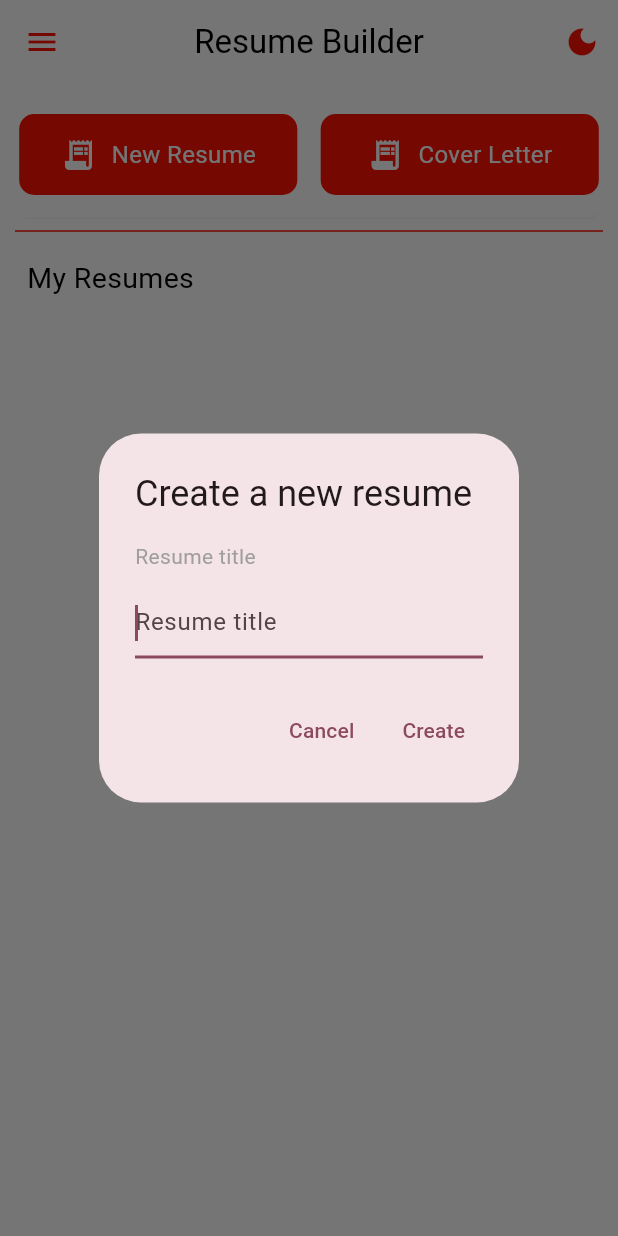
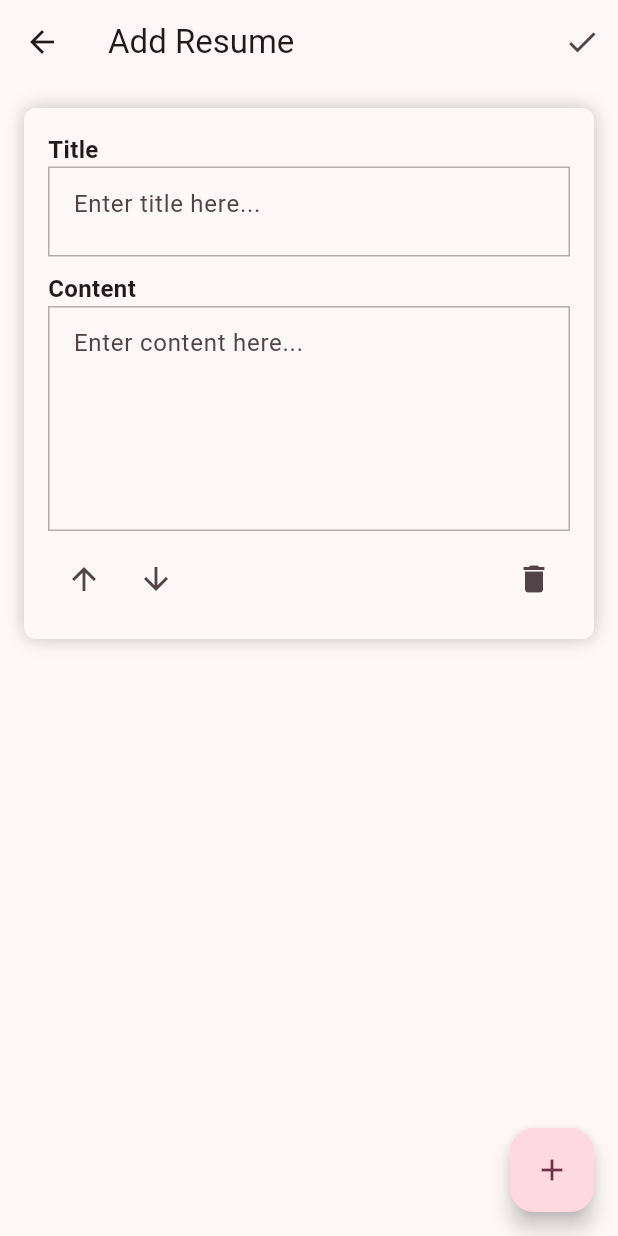
Before and after one commit to musabhira/Resume_builder_App, a Flutter app: the screen it shows after launch, after a tap on "New Resume", on a phone screen of 412 x 824 dp. Run offline on Flutter 3.47's test engine with Material 3 defaults, Android fonts, the phone set to English and light mode, and no system bars; our stand-ins replace flutter_hooks, flutter_riverpod, freezed_annotation, hooks_riverpod, riverpod_annotation, shared_preferences; generated files the repository leaves out were written again.

Commit message:
bug fix in theme

```diff
--- /dev/null
+++ b/lib/model/resume_section.dart
@@ -0,0 +1 @@
+// TODO Implement this library.
--- a/lib/view/home_page.dart
+++ b/lib/view/home_page.dart
@@ -1,7 +1,9 @@
-import 'dart:ui';
-
 import 'package:flutter/material.dart';
 import 'package:flutter_riverpod/flutter_riverpod.dart';
+import 'package:resume_builder_app/controller/home_provider.dart';
+
+import 'package:resume_builder_app/view/ViewResumePage.dart';
+import 'package:resume_builder_app/view/resume_page.dart';
 import 'package:shared_preferences/shared_preferences.dart';
 
 final localStorageProvider = Provider((_) => LocalStorage());
@@ -12,7 +14,15 @@ class HomePage extends ConsumerWidget {
 
   @override
   Widget build(BuildContext context, WidgetRef ref) {
-    final List<Resume> resumes = [];
+    void viewResume(int index) {
+      Navigator.push(
+          context,
+          MaterialPageRoute(
+            builder: (context) => ViewResumePage(
+              index: index,
+            ),
+          ));
+    }
 
     final double width = MediaQuery.of(context).size.width;
     void changeTheme() async {
@@ -21,17 +31,19 @@ class HomePage extends ConsumerWidget {
     }
 
     return Scaffold(
-      backgroundColor: Colors.white,
+      backgroundColor: Theme.of(context).colorScheme.background,
       appBar: AppBar(
         centerTitle: true,
-        backgroundColor: Colors.white,
+        backgroundColor: Theme.of(context).colorScheme.background,
         iconTheme: const IconThemeData(color: Color.fromARGB(255, 255, 17, 0)),
         elevation: 0,
-        title: const Text(
+        title: Text(
           'Resume Builder',
           style: TextStyle(
             fontWeight: FontWeight.w400,
-            color: Colors.black,
+            color: Theme.of(context).brightness == Brightness.dark
+                ? Colors.white
+                : Colors.black,
           ),
         ),
         actions: <Widget>[
@@ -160,7 +172,9 @@ class HomePage extends ConsumerWidget {
         ),
       ),
       body: SingleChildScrollView(
-        child: Container(
+        child: Column(
+          children: [
+            Container(
               margin: const EdgeInsets.symmetric(
                 horizontal: 10.0,
                 vertical: 10.0,
@@ -174,7 +188,9 @@ class HomePage extends ConsumerWidget {
                       borderRadius: BorderRadius.circular(10.0),
                       border: Border(
                         bottom: BorderSide(
-                      color: Colors.grey.shade100,
+                          color: Theme.of(context).brightness == Brightness.dark
+                              ? Colors.black // White color in dark mode
+                              : Colors.white,
                         ),
                       ),
                     ),
@@ -183,7 +199,12 @@ class HomePage extends ConsumerWidget {
                       children: [
                         GestureDetector(
                           onTap: () {
-                        showAddDialog(context);
+                            // showAddDialog(context);
+                            Navigator.push(
+                              context,
+                              MaterialPageRoute(
+                                  builder: (context) => const ResumePage()),
+                            );
                           },
                           child: Container(
                             width: width * 0.45,
@@ -202,8 +223,8 @@ class HomePage extends ConsumerWidget {
                                 SizedBox(width: 10),
                                 Text(
                                   'New Resume',
-                              style:
-                                  TextStyle(fontSize: 16, color: Colors.white),
+                                  style: TextStyle(
+                                      fontSize: 16, color: Colors.white),
                                 ),
                               ],
                             ),
@@ -244,104 +265,103 @@ class HomePage extends ConsumerWidget {
                   const SizedBox(height: 10),
                   SizedBox(
                     width: width,
-                child: const Padding(
-                  padding: EdgeInsets.symmetric(horizontal: 8),
+                    child: Padding(
+                      padding: const EdgeInsets.symmetric(horizontal: 8),
                       child: Text(
                         'My Resumes',
                         style: TextStyle(
                             fontSize: 19,
-                        color: Colors.black,
+                            color:
+                                Theme.of(context).brightness == Brightness.dark
+                                    ? Colors.white // White color in dark mode
+                                    : Colors.black,
                             fontWeight: FontWeight.w400),
                       ),
                     ),
                   ),
                   const SizedBox(height: 10),
-              ListView.builder(
-                physics: const NeverScrollableScrollPhysics(),
-                shrinkWrap: true,
-                itemCount: resumes.length,
-                itemBuilder: (context, index) {
-                  return GestureDetector(
-                    onTap: () {
-                      Navigator.push(
-                        context,
-                        MaterialPageRoute(
-                          builder: (context) => ResumeDetailsScreen(
-                            resume: resumes[index],
+                ],
               ),
             ),
+            ListView.builder(
+              shrinkWrap: true,
+              itemBuilder: (context, index) {
+                final resume = ref.watch(homeProvider)[index];
+
+                return Column(
+                  children: [
+                    ListTile(
+                      onTap: () => viewResume(index),
+                      title: Text(resume.name),
+                    ),
+                    const SizedBox(height: 16),
+                  ],
                 );
               },
-                    child: ResumeCard(
-                      resume: resumes[index],
-                    ),
-                  );
-                },
-              ),
-              const SizedBox(height: 10),
+              itemCount: ref.watch(homeProvider).length,
+            )
           ],
-          ),
         ),
       ),
     );
   }
 
-  void showAddDialog(BuildContext context) {
-    final TextEditingController titleController = TextEditingController();
+  // void showAddDialog(BuildContext context) {
+  //   final TextEditingController titleController = TextEditingController();
 
-    Widget cancelButton = TextButton(
-      child: const Text('Cancel'),
-      onPressed: () {
-        Navigator.pop(context);
-      },
-    );
+  //   Widget cancelButton = TextButton(
+  //     child: const Text('Cancel'),
+  //     onPressed: () {
+  //       Navigator.pop(context);
+  //     },
+  //   );
 
-    Widget okButton = TextButton(
-      child: const Text('Create'),
-      onPressed: () async {
-        // final String title = titleController.text;
-        // titleController.clear();
-        // createResume(tokens['access'], user['uuid'], title);
-      },
-    );
+  // Widget okButton = TextButton(
+  //   child: const Text('Create'),
+  //   onPressed: () async {
+  //     // final String title = titleController.text;
+  //     // titleController.clear();
+  //     // createResume(tokens['access'], user['uuid'], title);
+  //   },
+  // );
 
-    AlertDialog alert = AlertDialog(
-      title: const Text('Create a new resume'),
-      content: Column(
-        mainAxisSize: MainAxisSize.min,
-        crossAxisAlignment: CrossAxisAlignment.start,
-        children: [
-          const Text(
-            'Resume title',
-            style: TextStyle(
-              color: Colors.grey,
-            ),
-          ),
-          const SizedBox(height: 10.0),
-          TextFormField(
-            autofocus: true,
-            controller: titleController,
-            decoration: const InputDecoration(
-              hintText: 'Resume title',
-            ),
-            keyboardType: TextInputType.text,
-          ),
-        ],
-      ),
-      actions: [
-        cancelButton,
-        okButton,
-      ],
-    );
+  // AlertDialog alert = AlertDialog(
+  //   title: const Text('Create a new resume'),
+  //   content: Column(
+  //     mainAxisSize: MainAxisSize.min,
+  //     crossAxisAlignment: CrossAxisAlignment.start,
+  //     children: [
+  //       const Text(
+  //         'Resume title',
+  //         style: TextStyle(
+  //           color: Colors.grey,
+  //         ),
+  //       ),
+  //       const SizedBox(height: 10.0),
+  //       TextFormField(
+  //         autofocus: true,
+  //         controller: titleController,
+  //         decoration: const InputDecoration(
+  //           hintText: 'Resume title',
+  //         ),
+  //         keyboardType: TextInputType.text,
+  //       ),
+  //     ],
+  //   ),
+  //   actions: [
+  //     cancelButton,
+  //     okButton,
+  //   ],
+  // );
 
   // show the dialog
-    showDialog(
-      context: context,
-      builder: (BuildContext context) {
-        return alert;
-      },
-    );
-  }
+  //   showDialog(
+  //     context: context,
+  //     builder: (BuildContext context) {
+  //       return alert;
+  //     },
+  //   );
+  // }
 
   watch(Provider<LocalStorage> localStorageProvider) {}
 }
--- /dev/null
+++ b/lib/view/resume_page.dart
@@ -0,0 +1,234 @@
+import 'package:flutter/material.dart';
+import 'package:flutter_hooks/flutter_hooks.dart';
+import 'package:hooks_riverpod/hooks_riverpod.dart';
+import 'package:resume_builder_app/controller/home_provider.dart';
+import 'package:resume_builder_app/model/resume_model.dart';
+import 'package:resume_builder_app/model/resume_sections.dart';
+import 'package:resume_builder_app/view/widgets/show_card_widget.dart';
+
+/// Model class to handle the text editing controller
+final class TextEditingControllers {
+  final TextEditingController titleController;
+  final TextEditingController contentController;
+
+  TextEditingControllers({
+    required this.contentController,
+    required this.titleController,
+  });
+}
+
+class ResumePage extends HookConsumerWidget {
+  /// The index of the resume to edit
+  final int? index;
+
+  const ResumePage({
+    super.key,
+    this.index,
+  });
+
+  /// Swap items in a list
+  List<T> swapListItems<T>(int indexA, int indexB, List<T> originalArray) {
+    final temp = originalArray[indexA];
+    originalArray[indexA] = originalArray[indexB];
+    originalArray[indexB] = temp;
+    return originalArray;
+  }
+
+  @override
+  Widget build(BuildContext context, WidgetRef ref) {
+    /// Indicate if the user clicked on the edit button or not
+    final isEdit = index != null;
+
+    /// State that store the sections of the resume
+    final sectionsList = useState<List<TextEditingControllers>>([
+      TextEditingControllers(
+        contentController: TextEditingController(),
+        titleController: TextEditingController(),
+      )
+    ]);
+
+    /// Dispose all controllers when the user leave the page
+    useEffect(
+      () => () {
+        for (final controllers in sectionsList.value) {
+          controllers.contentController.dispose();
+          controllers.titleController.dispose();
+        }
+      },
+      [],
+    );
+
+    /// Save the resume
+    void saveResume(String title) {
+      final sections = [
+        for (final sectionsData in sectionsList.value)
+          ResumeSections(
+            title: sectionsData.titleController.text,
+            content: sectionsData.contentController.text,
+          ),
+      ];
+
+      if (isEdit) {
+        ref.read(homeProvider.notifier).edit(
+              ResumeModel(sections: sections, name: title),
+              index!,
+            );
+      } else {
+        ref.read(homeProvider.notifier).add(
+              ResumeModel(sections: sections, name: title),
+            );
+      }
+
+      Navigator.popUntil(context, (route) => route.isFirst);
+    }
+
+    /// Show the alert to input the title for the resume
+    void showAlertDialog() {
+      final titleController = TextEditingController();
+
+      if (isEdit) {
+        final resume = ref.read(homeProvider)[index!];
+        titleController.text = resume.name;
+      }
+
+      showDialog(
+        context: context,
+        builder: (context) => AlertDialog(
+          title: const Text('Save Resume'),
+          content: Column(
+            mainAxisSize: MainAxisSize.min,
+            children: [
+              const Text('Please enter a title to save the resume'),
+              TextField(
+                decoration: const InputDecoration(hintText: 'Title'),
+                controller: titleController,
+              )
+            ],
+          ),
+          actions: [
+            TextButton(
+              onPressed: () {
+                final title = titleController.text;
+                saveResume(title);
+              },
+              child: const Text('Save'),
+            ),
+            TextButton(
+              onPressed: () {
+                titleController.dispose();
+                Navigator.pop(context);
+              },
+              child: const Text('Cancel'),
+            )
+          ],
+        ),
+      );
+    }
+
+    /// Add a new section to the resume
+    void addNewSection() {
+      sectionsList.value = [
+        ...sectionsList.value,
+        TextEditingControllers(
+          contentController: TextEditingController(),
+          titleController: TextEditingController(),
+        )
+      ];
+    }
+
+    /// Remove a section from the resume with the given index
+    void removeSection(int index) {
+      sectionsList.value[index].contentController.dispose();
+      sectionsList.value[index].titleController.dispose();
+
+      sectionsList.value = [
+        ...sectionsList.value,
+      ]..removeAt(index);
+    }
+
+    /// Move the section above
+    void moveSectionUp(int index) {
+      if (index == 0) {
+        /// Section is already on top
+        return;
+      }
+
+      /// Swap the items in the list
+      sectionsList.value = swapListItems<TextEditingControllers>(
+          index, index - 1, [...sectionsList.value]);
+    }
+
+    /// Move the section down
+    void moveSectionDown(int index) {
+      if (index == sectionsList.value.length - 1) {
+        /// Section is already at the bottom of the list
+        return;
+      }
+
+      /// Swap the items in the list
+      sectionsList.value = swapListItems<TextEditingControllers>(
+          index, index + 1, [...sectionsList.value]);
+    }
+
+    /// Fill the already existing sections to the state
+    useEffect(() {
+      if (isEdit) {
+        final resume = ref.read(homeProvider)[index!];
+        final initialSections = <TextEditingControllers>[];
+
+        for (final section in resume.sections) {
+          initialSections.add(TextEditingControllers(
+              contentController: TextEditingController()
+                ..text = section.content,
+              titleController: TextEditingController()..text = section.title));
+        }
+        Future.delayed(
+            Duration.zero, () => sectionsList.value = initialSections);
+      }
+
+      return null;
+    }, []);
+
+    return Scaffold(
+      appBar: AppBar(
+        title: Text(isEdit ? 'Edit Resume' : 'Add Resume'),
+        actions: [
+          IconButton(
+            onPressed: () => showAlertDialog(),
+            icon: const Icon(
+              Icons.done,
+            ),
+          )
+        ],
+      ),
+      body: Padding(
+        padding: const EdgeInsets.only(
+          top: 16,
+          left: 16,
+          right: 16,
+          bottom: 48,
+        ),
+        child: ListView.separated(
+          clipBehavior: Clip.none,
+          separatorBuilder: (context, index) => const SizedBox(height: 16),
+          itemBuilder: (context, index) {
+            final controllers = sectionsList.value[index];
+
+            return ShowCardWidget(
+              contentController: controllers.contentController,
+              titleController: controllers.titleController,
+              onDeletePressed: () => removeSection(index),
+              onUpPressed: () => moveSectionUp(index),
+              onDownPressed: () => moveSectionDown(index),
+            );
+          },
+          itemCount: sectionsList.value.length,
+        ),
+      ),
+      floatingActionButton: FloatingActionButton(
+        onPressed: () => addNewSection(),
+        child: const Icon(Icons.add),
+      ),
+    );
+  }
+}
--- /dev/null
+++ b/lib/view/widgets/show_card_widget.dart
@@ -0,0 +1,105 @@
+import 'package:flutter/material.dart';
+
+class ShowCardWidget extends StatelessWidget {
+  final TextEditingController titleController;
+  final TextEditingController contentController;
+
+  /// Callback to execute when the delete button is clicked
+  final VoidCallback onDeletePressed;
+
+  /// Callback to execute when the up arrow clicked
+  final VoidCallback onUpPressed;
+
+  /// Callback to execute when the down arrow clicked
+  final VoidCallback onDownPressed;
+
+  const ShowCardWidget({
+    super.key,
+    required this.titleController,
+    required this.contentController,
+    required this.onDeletePressed,
+    required this.onUpPressed,
+    required this.onDownPressed,
+  });
+
+  @override
+  Widget build(BuildContext context) {
+    return Container(
+      decoration: BoxDecoration(
+        color: Theme.of(context).colorScheme.background,
+        boxShadow: [
+          BoxShadow(
+              blurRadius: 10,
+              color: Theme.of(context).shadowColor.withAlpha(60)),
+        ],
+        borderRadius: BorderRadius.circular(8),
+      ),
+      child: Padding(
+        padding: const EdgeInsets.symmetric(horizontal: 16, vertical: 16),
+        child: Column(
+          crossAxisAlignment: CrossAxisAlignment.start,
+          children: [
+            const Text(
+              'Title',
+              style: TextStyle(fontWeight: FontWeight.bold, fontSize: 16),
+            ),
+            Container(
+              height: 60,
+              width: MediaQuery.sizeOf(context).width,
+              decoration: BoxDecoration(
+                  border: Border.all(
+                      width: 1, color: Colors.black.withOpacity(.30))),
+              child: TextField(
+                controller: titleController,
+                decoration: const InputDecoration(
+                    contentPadding: EdgeInsets.symmetric(horizontal: 16),
+                    border: InputBorder.none,
+                    hintText: 'Enter title here...'),
+              ),
+            ),
+            const SizedBox(
+              height: 10,
+            ),
+            const Text(
+              'Content',
+              style: TextStyle(fontWeight: FontWeight.bold, fontSize: 16),
+            ),
+            Container(
+              height: 150,
+              width: MediaQuery.sizeOf(context).width,
+              decoration: BoxDecoration(
+                  border: Border.all(
+                      width: 1, color: Colors.black.withOpacity(.30))),
+              child: TextField(
+                controller: contentController,
+                decoration: const InputDecoration(
+                    contentPadding: EdgeInsets.symmetric(horizontal: 16),
+                    border: InputBorder.none,
+                    hintText: 'Enter content here...'),
+              ),
+            ),
+            Padding(
+              padding: const EdgeInsets.only(top: 8),
+              child: Row(
+                mainAxisSize: MainAxisSize.min,
+                children: [
+                  IconButton(
+                      onPressed: onUpPressed,
+                      icon: const Icon(Icons.arrow_upward)),
+                  IconButton(
+                      onPressed: onDownPressed,
+                      icon: const Icon(Icons.arrow_downward_outlined)),
+                  const Expanded(child: SizedBox()),
+                  IconButton(
+                    onPressed: onDeletePressed,
+                    icon: const Icon(Icons.delete),
+                  )
+                ],
+              ),
+            ),
+          ],
+        ),
+      ),
+    );
+  }
+}
```
Also changed, not shown: lib/view/ViewResumePage.dart (added, +75 -0 lines). Lines whose indentation alone changed are shown as unchanged.
